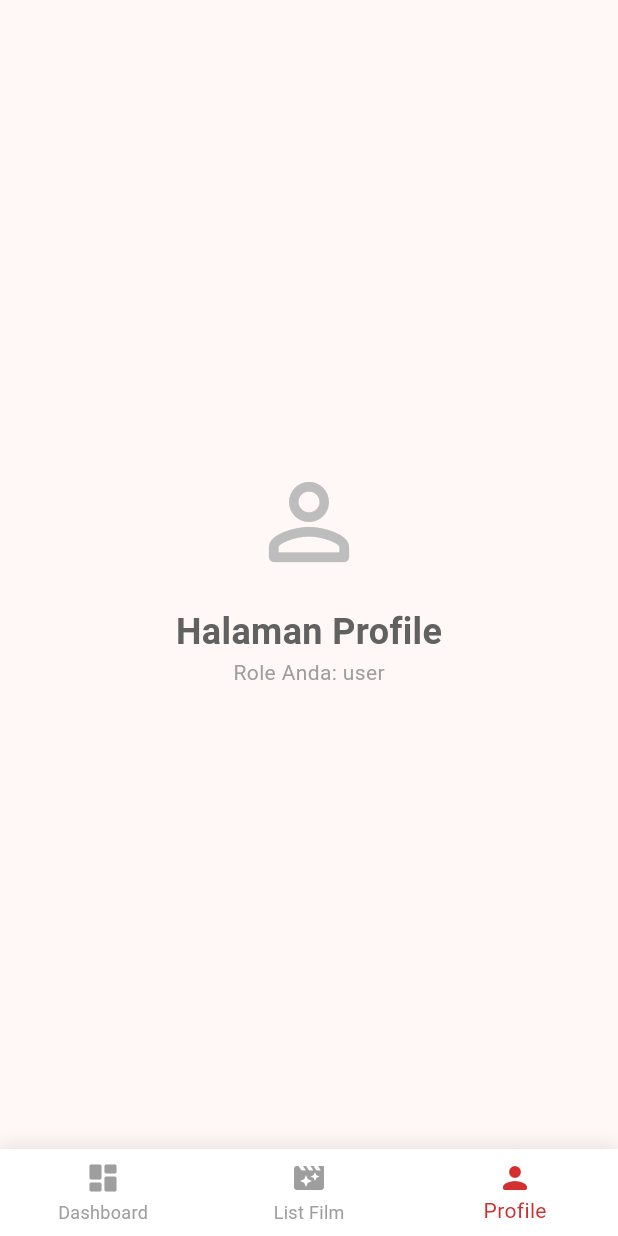
After one commit to rocktasion6-hash/Fillix, a Flutter app: the MainNavigationView screen opened by its route, item 3 of the bottom bar chosen, on a phone screen of 412 x 824 dp. The commit adds this screen. Run offline on Flutter 3.47's test engine with Material 3 defaults, Android fonts, the phone set to English and light mode, and no system bars; our stand-ins replace get, supabase_flutter; missing offline and left inert: uno; accounts and stored records are empty.

Commit message:
menambahkan navigationbar

```diff
--- a/lib/app/modules/login/controllers/login_controller.dart
+++ b/lib/app/modules/login/controllers/login_controller.dart
@@ -34,8 +34,8 @@ class LoginController extends GetxController {
 
       Get.snackbar("Sukses", "Selamat datang kembali!");
 
-      // Kirim data role ke Home
-      Get.offAllNamed(Routes.HOME, arguments: role);
+      // Kirim data role ke MainNavigation
+      Get.offAllNamed(Routes.MAIN_NAVIGATION, arguments: role);
     }
   } catch (e) {
     // Memberikan pesan error yang lebih manusiawi
--- /dev/null
+++ b/lib/app/modules/main_navigation/bindings/main_navigation_binding.dart
@@ -0,0 +1,16 @@
+import 'package:get/get.dart';
+import '../controllers/main_navigation_controller.dart';
+import '../../home/controllers/home_controller.dart';
+import '../../../data/providers/film_provider.dart';
+
+class MainNavigationBinding extends Bindings {
+  @override
+  void dependencies() {
+    Get.lazyPut<MainNavigationController>(() => MainNavigationController());
+
+    // Karena HomeView (List Film) ada di dalam Navbar,
+    // kita perlu load controllernya di sini juga.
+    Get.lazyPut<FilmProvider>(() => FilmProvider());
+    Get.lazyPut<HomeController>(() => HomeController());
+  }
+}
--- /dev/null
+++ b/lib/app/modules/main_navigation/controllers/main_navigation_controller.dart
@@ -0,0 +1,22 @@
+import 'package:get/get.dart';
+
+class MainNavigationController extends GetxController {
+  // Index untuk mengontrol tab mana yang sedang aktif
+  var currentIndex = 0.obs;
+
+  // Variabel untuk menyimpan role user yang login
+  String role = 'user';
+
+  @override
+  void onInit() {
+    super.onInit();
+    // Tangkap arguments role dari halaman Login
+    if (Get.arguments != null) {
+      role = Get.arguments as String;
+    }
+  }
+
+  void changePage(int index) {
+    currentIndex.value = index;
+  }
+}
--- /dev/null
+++ b/lib/app/modules/main_navigation/views/main_navigation_view.dart
@@ -0,0 +1,93 @@
+import 'package:flutter/material.dart';
+import 'package:get/get.dart';
+import '../controllers/main_navigation_controller.dart';
+import '../../home/views/home_view.dart';
+
+class MainNavigationView extends GetView<MainNavigationController> {
+  const MainNavigationView({super.key});
+
+  @override
+  Widget build(BuildContext context) {
+    return Scaffold(
+      // IndexedStack digunakan agar state (misal posisi scroll) di tiap halaman tidak hilang
+      // saat kita berpindah-pindah tab.
+      body: Obx(() => IndexedStack(
+        index: controller.currentIndex.value,
+        children: [
+          // Tab 0: Dashboard (Kosong sementara)
+          Center(
+            child: Column(
+              mainAxisAlignment: MainAxisAlignment.center,
+              children: [
+                Icon(Icons.dashboard_rounded, size: 80, color: Colors.grey[400]),
+                SizedBox(height: 16),
+                Text(
+                  "Halaman Dashboard",
+                  style: TextStyle(fontSize: 24, fontWeight: FontWeight.bold, color: Colors.grey[700]),
+                ),
+                Text("Segera hadir...", style: TextStyle(color: Colors.grey)),
+              ],
+            ),
+          ),
+
+          // Tab 1: HomeView (List Film)
+          // HomeView harus diakses di sini
+          HomeView(),
+
+          // Tab 2: Profile (Kosong sementara)
+          Center(
+            child: Column(
+              mainAxisAlignment: MainAxisAlignment.center,
+              children: [
+                Icon(Icons.person_outline_rounded, size: 80, color: Colors.grey[400]),
+                SizedBox(height: 16),
+                Text(
+                  "Halaman Profile",
+                  style: TextStyle(fontSize: 24, fontWeight: FontWeight.bold, color: Colors.grey[700]),
+                ),
+                Text("Role Anda: ${controller.role}", style: TextStyle(color: Colors.grey)),
+              ],
+            ),
+          ),
+        ],
+      )),
+
+      // Navbar Bawah yang elegan
+      bottomNavigationBar: Obx(() => Container(
+        decoration: BoxDecoration(
+          boxShadow: [
+            BoxShadow(
+              color: Colors.black.withOpacity(0.1),
+              blurRadius: 10,
+              offset: Offset(0, -2),
+            ),
+          ],
+        ),
+        child: BottomNavigationBar(
+          currentIndex: controller.currentIndex.value,
+          onTap: controller.changePage,
+          backgroundColor: Colors.white,
+          selectedItemColor: Colors.red[700], // Warna merah ala Fillix
+          unselectedItemColor: Colors.grey[500],
+          showUnselectedLabels: true,
+          type: BottomNavigationBarType.fixed, // Mencegah animasi aneh jika tab > 3
+          elevation: 0,
+          items: const [
+            BottomNavigationBarItem(
+              icon: Icon(Icons.dashboard_rounded),
+              label: "Dashboard",
+            ),
+            BottomNavigationBarItem(
+              icon: Icon(Icons.movie_filter_rounded),
+              label: "List Film",
+            ),
+            BottomNavigationBarItem(
+              icon: Icon(Icons.person_rounded),
+              label: "Profile",
+            ),
+          ],
+        ),
+      )),
+    );
+  }
+}
--- a/lib/app/routes/app_pages.dart
+++ b/lib/app/routes/app_pages.dart
@@ -11,6 +11,9 @@ import '../modules/admin_crud/bindings/admin_crud_binding.dart';
 import '../modules/admin_crud/views/admin_crud_view.dart';
 import '../modules/detail_film/views/detail_film_view.dart';
 import '../modules/detail_film/bindings/detail_film_binding.dart';
+import '../modules/detail_film/bindings/detail_film_binding.dart';
+import '../modules/main_navigation/bindings/main_navigation_binding.dart';
+import '../modules/main_navigation/views/main_navigation_view.dart';
 import 'app_routes.dart';
 
 class AppPages {
@@ -42,6 +45,11 @@ class AppPages {
       name: Routes.DETAIL_FILM,
       page: () => DetailFilmView(),
       binding: DetailFilmBinding(),
+    ),
+    GetPage(
+      name: Routes.MAIN_NAVIGATION,
+      page: () => MainNavigationView(),
+      binding: MainNavigationBinding(),
     )
   ];
 }
--- a/lib/app/routes/app_routes.dart
+++ b/lib/app/routes/app_routes.dart
@@ -12,4 +12,6 @@ abstract class Routes {
   static const ADMIN_CRUD = '/admin-crud';
 
   static const DETAIL_FILM = '/detail-film';
+
+  static const MAIN_NAVIGATION = '/main-navigation';
 }
```
